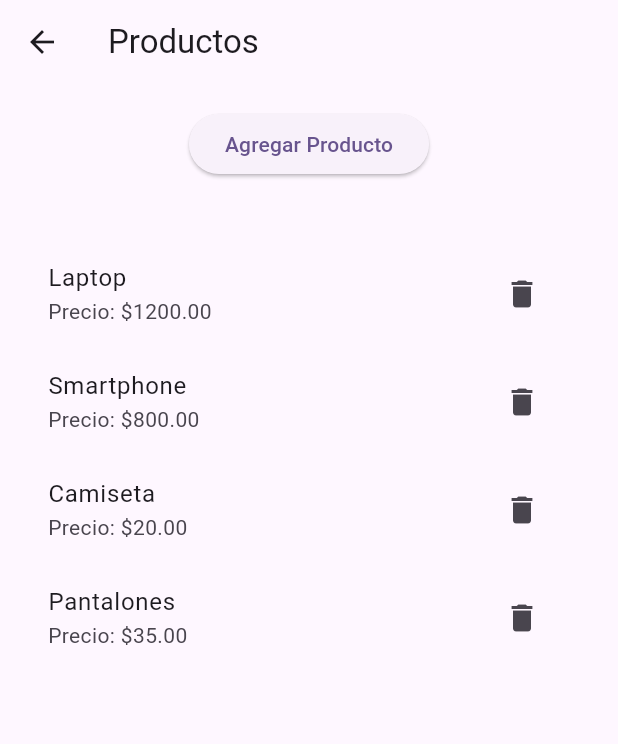
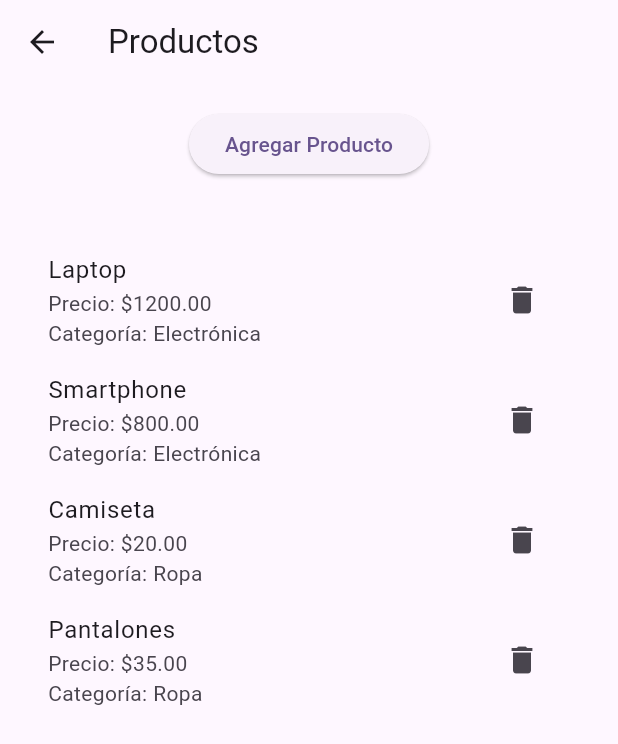
Before and after one commit to jorgesemai19/parcial2, a Flutter app: the ProductScreen screen opened by its route, on a phone screen of 412 x 824 dp. Shown: the top 744 px of the screen. Run offline on Flutter 3.47's test engine with Material 3 defaults, Android fonts, the light colour scheme and no system bars.

Commit message:
Se agrega la categoria al CRUD de productos

```diff
--- a/lib/models/product.dart
+++ b/lib/models/product.dart
@@ -1,7 +1,7 @@
 class Product {
   int idProducto;
   String nombre;
-  int idCategoria; // Relación con Category
+  int? idCategoria; // Relación con Category
   double precioVenta;
 
   Product({
--- a/lib/screens/product_screen.dart
+++ b/lib/screens/product_screen.dart
@@ -51,9 +51,15 @@ class _ProductScreenState extends State<ProductScreen> {
                 itemCount: _dataService.products.length,
                 itemBuilder: (context, index) {
                   var product = _dataService.products[index];
+                  var category = _dataService.getCategoryForProduct(product);
+
+
                   return ListTile(
                     title: Text(product.nombre),
-                    subtitle: Text('Precio: \$${product.precioVenta.toStringAsFixed(2)}'),
+                    subtitle: Text(
+                      'Precio: \$${product.precioVenta.toStringAsFixed(2)}\n'
+                      'Categoría: ${category != null ? category.nombre : "No asignada"}', // Muestra "No asignada" si la categoría es null
+                    ),
                     trailing: IconButton(
                       icon: const Icon(Icons.delete),
                       onPressed: () {
--- a/lib/services/data_service.dart
+++ b/lib/services/data_service.dart
@@ -51,4 +51,16 @@ class DataService {
   void deleteProduct(int id) {
     products.removeWhere((prod) => prod.idProducto == id);
   }
+
+  // Método para obtener la categoría de un producto
+  Category? getCategoryForProduct(Product product) {
+  if (product.idCategoria == null) {
+    return null; // Si idCategoria es null, retorna null directamente
+  }
+  return categories.firstWhere(
+    (category) => category.idCategoria == product.idCategoria,
+  );
 }
+
+
+}
```
